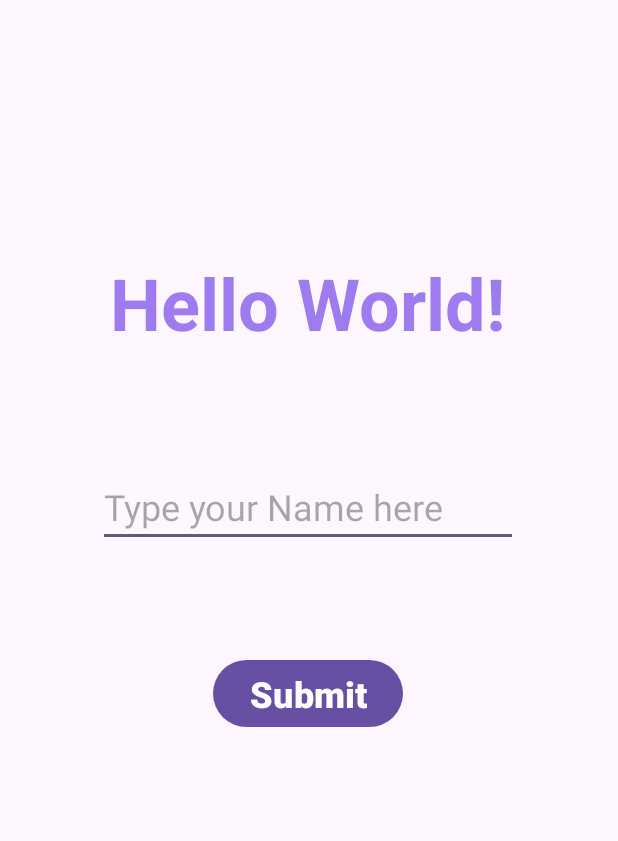
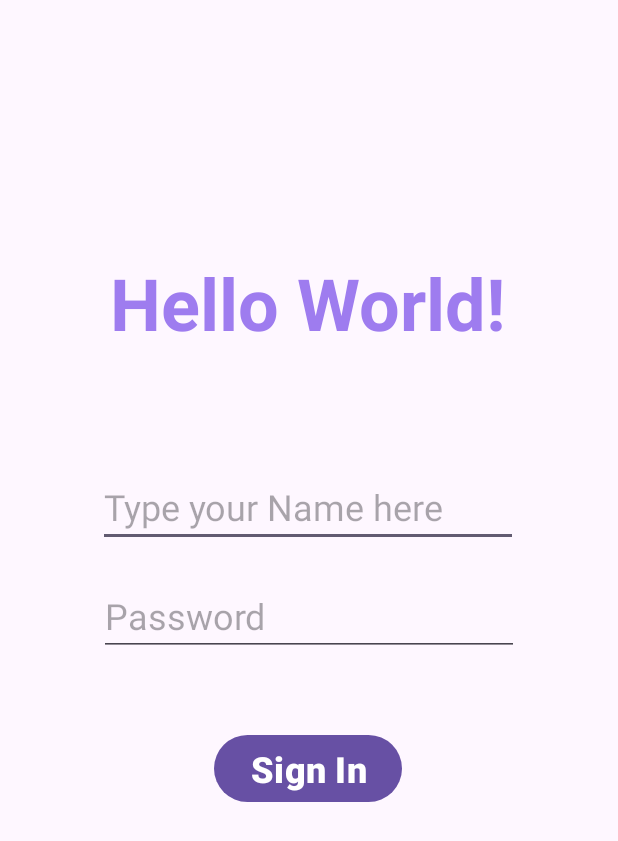
Before and after one commit to Logesh-Kaavyan/Android-Studio-FirstApp, an Android app: the screen it shows after launch (MainActivity), on a phone screen of 412 x 824 dp. Shown: the top 841 px of the screen. Run offline under Robolectric (Android 15) with nearby library versions, the phone set to English and light mode, and no system bars.

Commit message:
Language Support, Sign In page and passing data to other page(Final)

```diff
--- a/app/src/main/AndroidManifest.xml
+++ b/app/src/main/AndroidManifest.xml
@@ -11,6 +11,7 @@
         android:roundIcon="@mipmap/ic_launcher_round"
         android:supportsRtl="true"
         android:theme="@style/Theme.MyApp"
+        android:localeConfig="@xml/locale_config"
         tools:targetApi="31">
         <activity
             android:name=".bdayGreeting"
--- a/app/src/main/java/com/example/myapp/MainActivity.kt
+++ b/app/src/main/java/com/example/myapp/MainActivity.kt
@@ -23,31 +23,30 @@ class MainActivity : AppCompatActivity() {
             v.setPadding(systemBars.left, systemBars.top, systemBars.right, systemBars.bottom)
             insets
         }
-        val greetingTextView = findViewById<TextView>(R.id.textView)
         val inputField = findViewById<EditText>(R.id.Name)
+        val password = findViewById<EditText>(R.id.password)
         val submitButton = findViewById<Button>(R.id.button1)
-        val offerButton = findViewById<Button>(R.id.btnOffer)
         var enteredName = ""
+        var pass = ""
         submitButton.setOnClickListener {
             enteredName = inputField.text.toString()
+            pass = password.text.toString()
             if (enteredName == ""){
                 Toast.makeText(this@MainActivity,"Please, Enter your name",Toast.LENGTH_SHORT).show()
-                greetingTextView.text = ""
-                offerButton.visibility = INVISIBLE
             }
             else {
-                val message = "Welcome $enteredName"
-                greetingTextView.text = message
-                inputField.text.clear()
-                offerButton.visibility = VISIBLE
+                if (pass == "1234") {
+                    val intent = Intent(this,SecondActivity::class.java)
+                    intent.putExtra("USER",enteredName)
+                    startActivity(intent)
+                }
+                else {
+                    Toast.makeText(this@MainActivity,"Incorrect Password",Toast.LENGTH_SHORT).show()
+                    password.text.clear()
+                }
             }
         }
 
-        offerButton.setOnClickListener {
-            val intent = Intent(this,SecondActivity::class.java)
-            intent.putExtra("USER",enteredName)
-            startActivity(intent)
-        }
 
     }
 }
--- a/app/src/main/res/layout/activity_main.xml
+++ b/app/src/main/res/layout/activity_main.xml
@@ -27,7 +27,7 @@
         android:layout_width="wrap_content"
         android:layout_height="wrap_content"
         android:ems="10"
-        android:hint="Type your Name here"
+        android:hint="@string/hintname"
         android:inputType="text"
         android:textSize="24sp"
         app:layout_constraintBottom_toBottomOf="parent"
@@ -41,7 +41,7 @@
         android:id="@+id/button1"
         android:layout_width="wrap_content"
         android:layout_height="wrap_content"
-        android:text="Submit"
+        android:text="Sign In"
         android:textSize="24sp"
         android:textStyle="bold"
         app:layout_constraintBottom_toBottomOf="parent"
@@ -49,20 +49,19 @@
         app:layout_constraintHorizontal_bias="0.498"
         app:layout_constraintStart_toStartOf="parent"
         app:layout_constraintTop_toTopOf="parent"
-        app:layout_constraintVertical_bias="0.565" />
+        app:layout_constraintVertical_bias="0.63" />
 
-    <Button
-        android:id="@+id/btnOffer"
-        android:layout_width="wrap_content"
-        android:layout_height="wrap_content"
-        android:text="Sign up"
+    <EditText
+        android:id="@+id/password"
+        android:layout_width="280dp"
+        android:layout_height="50dp"
+        android:ems="10"
+        android:hint="@string/hintpass"
+        android:inputType="textPassword"
         android:textSize="24sp"
-        android:visibility="invisible"
         app:layout_constraintBottom_toBottomOf="parent"
         app:layout_constraintEnd_toEndOf="parent"
-        app:layout_constraintHorizontal_bias="0.837"
         app:layout_constraintStart_toStartOf="parent"
-        app:layout_constraintTop_toTopOf="parent"
-        app:layout_constraintVertical_bias="0.913" />
+        app:layout_constraintTop_toTopOf="parent" />
 
 </androidx.constraintlayout.widget.ConstraintLayout>
--- a/app/src/main/res/values/strings.xml
+++ b/app/src/main/res/values/strings.xml
@@ -1,4 +1,6 @@
 <resources>
     <string name="app_name">MyApp</string>
     <string name="welcome">Hello World!</string>
+    <string name="hintname">Type your Name here</string>
+    <string name="hintpass">Password</string>
 </resources>
--- /dev/null
+++ b/app/src/main/res/xml/locale_config.xml
@@ -0,0 +1,4 @@
+<?xml version="1.0" encoding="utf-8"?>
+<locale-config xmlns:android="http://schemas.android.com/apk/res/android">
+    <locale android:name="ta" />
+</locale-config>
```
Also changed, not shown: 1 other file.
